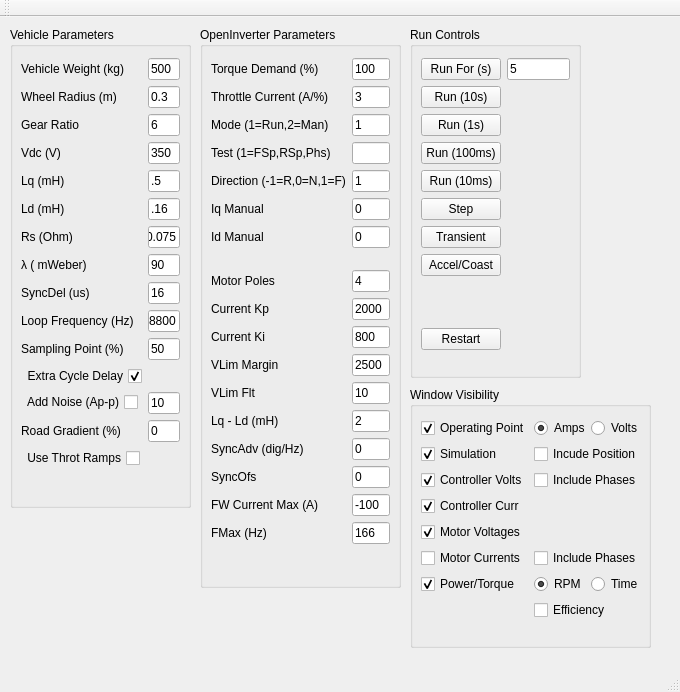
The window that IPMMotorSim/mainwindow.ui (Pete9008/IPMMotorSim) describes before a commit, drawn with Qt 5.
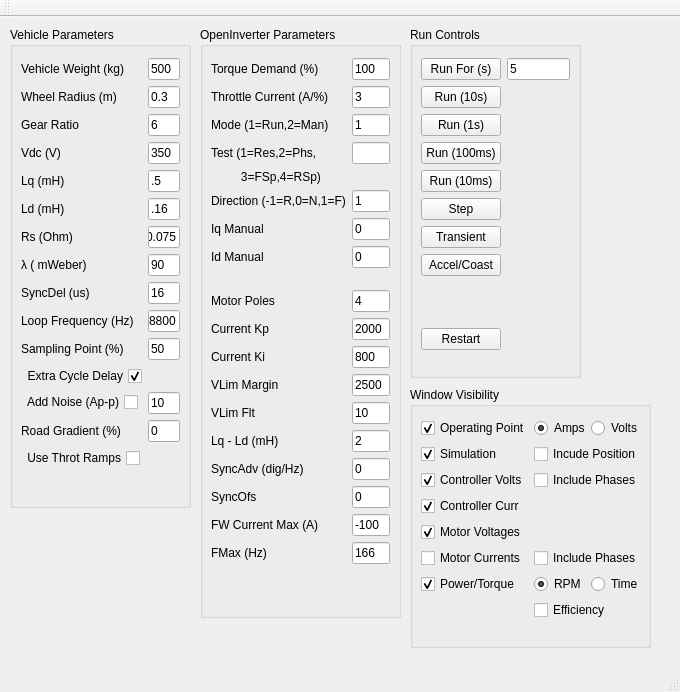
The same window after the commit.

```diff
--- a/IPMMotorSim/mainwindow.ui
+++ b/IPMMotorSim/mainwindow.ui
@@ -412,7 +412,7 @@
       <x>200</x>
       <y>10</y>
       <width>201</width>
-      <height>561</height>
+      <height>591</height>
      </rect>
     </property>
     <property name="title">
@@ -424,7 +424,7 @@
        <x>0</x>
        <y>20</y>
        <width>201</width>
-       <height>539</height>
+       <height>568</height>
       </rect>
      </property>
      <layout class="QFormLayout" name="formLayout_4">
@@ -479,14 +479,31 @@
         </property>
        </widget>
       </item>
-      <item row="4" column="0">
+      <item row="3" column="0">
+       <widget class="QLabel" name="labelTestMode">
+        <property name="text">
+         <string>Test (1=Res,2=Phs,</string>
+        </property>
+       </widget>
+      </item>
+      <item row="3" column="1">
+       <widget class="QLineEdit" name="testMode">
+        <property name="enabled">
+         <bool>true</bool>
+        </property>
+        <property name="text">
+         <string/>
+        </property>
+       </widget>
+      </item>
+      <item row="5" column="0">
        <widget class="QLabel" name="labelDir">
         <property name="text">
          <string>Direction (-1=R,0=N,1=F)</string>
         </property>
        </widget>
       </item>
-      <item row="4" column="1">
+      <item row="5" column="1">
        <widget class="QLineEdit" name="direction">
         <property name="enabled">
          <bool>true</bool>
@@ -496,14 +513,14 @@
         </property>
        </widget>
       </item>
-      <item row="5" column="0">
+      <item row="6" column="0">
        <widget class="QLabel" name="labelIqManual">
         <property name="text">
          <string>Iq Manual</string>
         </property>
        </widget>
       </item>
-      <item row="5" column="1">
+      <item row="6" column="1">
        <widget class="QLineEdit" name="IqManual">
         <property name="enabled">
          <bool>true</bool>
@@ -513,14 +530,14 @@
         </property>
        </widget>
       </item>
-      <item row="6" column="0">
+      <item row="7" column="0">
        <widget class="QLabel" name="labelIdManual">
         <property name="text">
          <string>Id Manual</string>
         </property>
        </widget>
       </item>
-      <item row="6" column="1">
+      <item row="7" column="1">
        <widget class="QLineEdit" name="IdManual">
         <property name="enabled">
          <bool>true</bool>
@@ -530,7 +547,7 @@
         </property>
        </widget>
       </item>
-      <item row="7" column="0">
+      <item row="8" column="0">
        <spacer name="horizontalSpacer_2">
         <property name="orientation">
          <enum>Qt::Horizontal</enum>
@@ -543,14 +560,14 @@
         </property>
        </spacer>
       </item>
-      <item row="8" column="0">
+      <item row="9" column="0">
        <widget class="QLabel" name="labelPoles">
         <property name="text">
          <string>Motor Poles</string>
         </property>
        </widget>
       </item>
-      <item row="8" column="1">
+      <item row="9" column="1">
        <widget class="QLineEdit" name="Poles">
         <property name="enabled">
          <bool>true</bool>
@@ -560,14 +577,14 @@
         </property>
        </widget>
       </item>
-      <item row="9" column="0">
+      <item row="10" column="0">
        <widget class="QLabel" name="labelCurKp">
         <property name="text">
          <string>Current Kp</string>
         </property>
        </widget>
       </item>
-      <item row="9" column="1">
+      <item row="10" column="1">
        <widget class="QLineEdit" name="CurrentKp">
         <property name="enabled">
          <bool>true</bool>
@@ -577,14 +594,14 @@
         </property>
        </widget>
       </item>
-      <item row="10" column="0">
+      <item row="11" column="0">
        <widget class="QLabel" name="labelCurKi">
         <property name="text">
          <string>Current Ki</string>
         </property>
        </widget>
       </item>
-      <item row="10" column="1">
+      <item row="11" column="1">
        <widget class="QLineEdit" name="CurrentKi">
         <property name="enabled">
          <bool>true</bool>
@@ -594,14 +611,14 @@
         </property>
        </widget>
       </item>
-      <item row="11" column="0">
+      <item row="12" column="0">
        <widget class="QLabel" name="labelVLimMargin">
         <property name="text">
          <string>VLim Margin</string>
         </property>
        </widget>
       </item>
-      <item row="11" column="1">
+      <item row="12" column="1">
        <widget class="QLineEdit" name="VLimMargin">
         <property name="enabled">
          <bool>true</bool>
@@ -611,14 +628,14 @@
         </property>
        </widget>
       </item>
-      <item row="12" column="0">
+      <item row="13" column="0">
        <widget class="QLabel" name="labelVLimFlt">
         <property name="text">
          <string>VLim Flt</string>
         </property>
        </widget>
       </item>
-      <item row="12" column="1">
+      <item row="13" column="1">
        <widget class="QLineEdit" name="VLimFlt">
         <property name="enabled">
          <bool>true</bool>
@@ -628,14 +645,14 @@
         </property>
        </widget>
       </item>
-      <item row="13" column="0">
+      <item row="14" column="0">
        <widget class="QLabel" name="labelLqMinusLd">
         <property name="text">
          <string>Lq - Ld (mH)</string>
         </property>
        </widget>
       </item>
-      <item row="13" column="1">
+      <item row="14" column="1">
        <widget class="QLineEdit" name="LqMinusLd">
         <property name="enabled">
          <bool>true</bool>
@@ -645,14 +662,14 @@
         </property>
        </widget>
       </item>
-      <item row="14" column="0">
+      <item row="15" column="0">
        <widget class="QLabel" name="labelSyncAdv">
         <property name="text">
          <string>SyncAdv (dig/Hz)</string>
         </property>
        </widget>
       </item>
-      <item row="14" column="1">
+      <item row="15" column="1">
        <widget class="QLineEdit" name="SyncAdv">
         <property name="enabled">
          <bool>true</bool>
@@ -662,14 +679,14 @@
         </property>
        </widget>
       </item>
-      <item row="15" column="0">
+      <item row="16" column="0">
        <widget class="QLabel" name="labelSyncOfs">
         <property name="text">
          <string>SyncOfs</string>
         </property>
        </widget>
       </item>
-      <item row="15" column="1">
+      <item row="16" column="1">
        <widget class="QLineEdit" name="SyncOfs">
         <property name="enabled">
          <bool>true</bool>
@@ -679,14 +696,14 @@
         </property>
        </widget>
       </item>
-      <item row="16" column="0">
+      <item row="17" column="0">
        <widget class="QLabel" name="labelFWCurrMax">
         <property name="text">
          <string>FW Current Max (A)</string>
         </property>
        </widget>
       </item>
-      <item row="16" column="1">
+      <item row="17" column="1">
        <widget class="QLineEdit" name="FWCurrMax">
         <property name="enabled">
          <bool>true</bool>
@@ -696,14 +713,14 @@
         </property>
        </widget>
       </item>
-      <item row="17" column="0">
+      <item row="18" column="0">
        <widget class="QLabel" name="labelFMax">
         <property name="text">
          <string>FMax (Hz)</string>
         </property>
        </widget>
       </item>
-      <item row="17" column="1">
+      <item row="18" column="1">
        <widget class="QLineEdit" name="FreqMax">
         <property name="enabled">
          <bool>true</bool>
@@ -713,20 +730,10 @@
         </property>
        </widget>
       </item>
-      <item row="3" column="1">
-       <widget class="QLineEdit" name="testMode">
-        <property name="enabled">
-         <bool>true</bool>
-        </property>
+      <item row="4" column="0">
+       <widget class="QLabel" name="labelTestMode_2">
         <property name="text">
-         <string/>
-        </property>
-       </widget>
-      </item>
-      <item row="3" column="0">
-       <widget class="QLabel" name="labelTestMode">
-        <property name="text">
-         <string>Test (1=FSp,RSp,Phs)</string>
+         <string>         3=FSp,4=RSp)</string>
         </property>
        </widget>
       </item>
```
